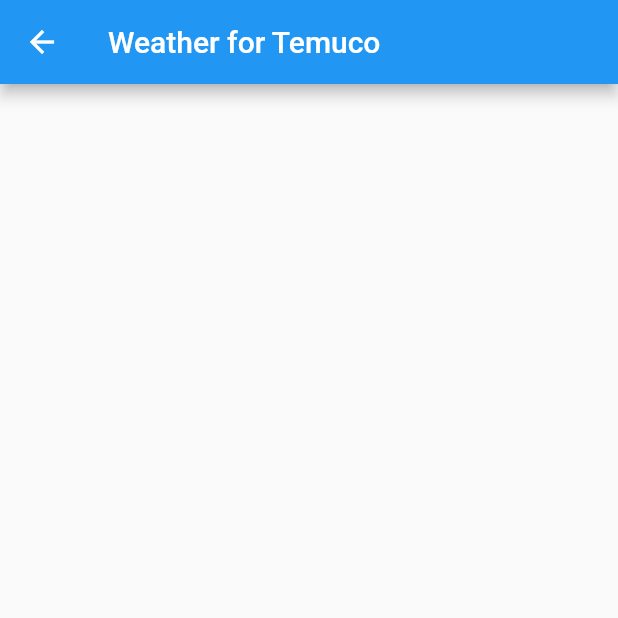
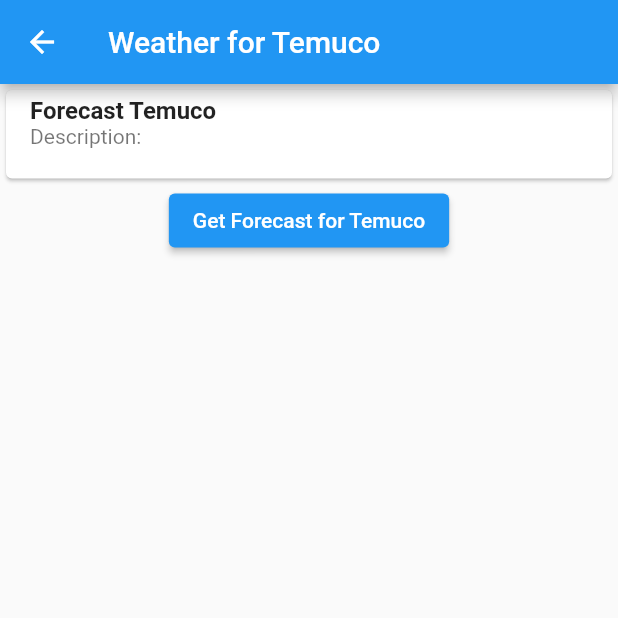
Before and after one commit to ecalvadi/weather-app, a Flutter app: the WeatherPage screen opened by its route, on a phone screen of 412 x 824 dp, the top half of it. Run offline on Flutter 3.47's test engine with Material 2 defaults, Android fonts, the phone set to English and light mode, and no system bars; our stand-ins replace dio, flutter_clean_architecture; accounts and stored records are empty.

Commit message:
Upade presenter data on weather view

```diff
--- a/lib/src/app/pages/weather/weather_controller.dart
+++ b/lib/src/app/pages/weather/weather_controller.dart
@@ -2,11 +2,63 @@ import 'package:flutter/material.dart';
 
 import 'package:flutter_clean_architecture/flutter_clean_architecture.dart';
 
+import 'package:weather_app/src/app/pages/weather/weather_presenter.dart';
+import 'package:weather_app/src/domain/entities/forecast.dart';
+
 class WeatherController extends Controller {
-  WeatherController() : super();
+  static String city = 'Temuco';
+  Forecast? _forecast;
+
+  Forecast? get forecast => _forecast;
+
+  final WeatherPresenter weatherPresenter;
+
+  WeatherController(forecastRepo)
+      : weatherPresenter = WeatherPresenter(forecastRepo),
+        super();
 
   @override
   void initListeners() {
-    // TODO: implement initListeners
+    weatherPresenter.getForecastOnNext = (Forecast forecast) {
+      print(forecast.id);
+      _forecast = forecast;
+      refreshUI();
+    };
+
+    weatherPresenter.getForecastOnComplete = () {
+      print('Forecast Retriverd');
+      refreshUI();
+    };
+
+    weatherPresenter.getForecastOnError = (e) {
+      print('Could not retrieve forecast.');
+      ScaffoldMessenger.of(getContext()).showSnackBar(
+        SnackBar(
+          content: Text(e.message),
+        ),
+      );
+      _forecast = null;
+      refreshUI();
+    };
+  }
+
+  void getForecast() {
+    weatherPresenter.getForecast(city);
+    refreshUI();
+  }
+
+  @override
+  void onResumed() => print('On resumed');
+
+  @override
+  void onReassembled() => print('View is about to be reassembled');
+
+  @override
+  void onDeactivated() => print('View is about to be deactivated');
+
+  @override
+  void onDisposed() {
+    weatherPresenter.dispose();
+    super.onDisposed();
   }
 }
--- a/lib/src/app/pages/weather/weather_presenter.dart
+++ b/lib/src/app/pages/weather/weather_presenter.dart
@@ -0,0 +1,46 @@
+import 'package:flutter_clean_architecture/flutter_clean_architecture.dart';
+
+import 'package:weather_app/src/domain/usecases/get_forecast_usecase.dart';
+
+class WeatherPresenter extends Presenter {
+  late Function getForecastOnNext;
+  late Function getForecastOnComplete;
+  late Function getForecastOnError;
+
+  final GetForecastUseCase getForecastUseCase;
+  WeatherPresenter(forecastRepo)
+      : getForecastUseCase = GetForecastUseCase(forecastRepo);
+
+  void getForecast(String city) {
+    getForecastUseCase.execute(
+      _GetForecastUseCaseObserver(this),
+      GetForecastUseCaseParams(city),
+    );
+  }
+
+  @override
+  void dispose() => getForecastUseCase.dispose();
+}
+
+class _GetForecastUseCaseObserver extends Observer<GetForecastUseCaseResponse> {
+  final WeatherPresenter presenter;
+  _GetForecastUseCaseObserver(this.presenter);
+
+  @override
+  void onComplete() {
+    assert(presenter.getForecastOnComplete != null);
+    presenter.getForecastOnComplete();
+  }
+
+  @override
+  void onError(e) {
+    assert(presenter.getForecastOnError != null);
+    presenter.getForecastOnError(e);
+  }
+
+  @override
+  void onNext(GetForecastUseCaseResponse? response) {
+    assert(presenter.getForecastOnNext != null);
+    presenter.getForecastOnNext(response!.forecast);
+  }
+}
--- a/lib/src/app/pages/weather/weather_view.dart
+++ b/lib/src/app/pages/weather/weather_view.dart
@@ -1,9 +1,11 @@
 import 'package:flutter/material.dart';
+import 'package:flutter/painting.dart';
 import 'package:flutter/widgets.dart';
 
 import 'package:flutter_clean_architecture/flutter_clean_architecture.dart';
 
 import 'package:weather_app/src/app/pages/weather/weather_controller.dart';
+import 'package:weather_app/src/data/repositories/dio_weather_repository.dart';
 
 class WeatherPage extends View {
   static String route = '/weather/temuco';
@@ -11,11 +13,11 @@ class WeatherPage extends View {
   WeatherPage({Key? key}) : super(key: key);
 
   @override
-  _HomePageState createState() => _HomePageState();
+  _WeatherPageState createState() => _WeatherPageState();
 }
 
-class _HomePageState extends ViewState<WeatherPage, WeatherController> {
-  _HomePageState() : super(WeatherController());
+class _WeatherPageState extends ViewState<WeatherPage, WeatherController> {
+  _WeatherPageState() : super(WeatherController(DioWeatherRepository()));
 
   @override
   Widget get view {
@@ -24,6 +26,41 @@ class _HomePageState extends ViewState<WeatherPage, WeatherController> {
       appBar: AppBar(
         title: Text("Weather for Temuco"),
       ),
+      body: Center(
+        child: Column(
+          mainAxisAlignment: MainAxisAlignment.start,
+          children: <Widget>[
+            ControlledWidgetBuilder<WeatherController>(
+                builder: (context, controller) {
+              String description = controller.forecast == null
+                  ? ''
+                  : controller.forecast!.weather!.first.description;
+              return Card(
+                child: ListTile(
+                  title: Text(
+                    'Forecast Temuco',
+                    style: TextStyle(
+                      fontWeight: FontWeight.bold,
+                    ),
+                  ),
+                  subtitle: Text('Description: $description\n'),
+                ),
+              );
+            }),
+            ControlledWidgetBuilder<WeatherController>(
+              builder: (context, controller) {
+                return ElevatedButton(
+                  onPressed: () => controller.getForecast(),
+                  child: Text(
+                    'Get Forecast for Temuco',
+                    style: TextStyle(color: Colors.white),
+                  ),
+                );
+              },
+            ),
+          ],
+        ),
+      ),
     );
   }
 }
--- a/lib/src/data/repositories/dio_weather_repository.dart
+++ b/lib/src/data/repositories/dio_weather_repository.dart
@@ -15,9 +15,12 @@ class DioWeatherRepository extends ForecastRepository {
     try {
       var response = await Dio().get(
           "http://api.openweathermap.org/data/2.5/weather?q=Temuco,cl&APPID=b5245cd9e0962e3e345f74872968d116");
+      print(response.statusCode);
       if (response.statusCode == 200) {
-        print(response.data);
-        forecast = Forecast.fromJson(json.decode(response.data));
+        //print(response.data);
+        //Map<String, dynamic> data = json.decode(response.data);
+        //print(data);
+        forecast = Forecast.fromJson(response.data);
       } else {
         forecast = Forecast(id: 0);
       }
--- a/lib/src/domain/entities/forecast.dart
+++ b/lib/src/domain/entities/forecast.dart
@@ -19,7 +19,7 @@ class Forecast {
   final Wind? wind;
   final Cloud? clouds;
   final int? dt;
-  final WeatherSys? sys;
+  //final WeatherSys? sys;
   final int? timezone;
   final int id;
   final String? name;
@@ -34,7 +34,7 @@ class Forecast {
     this.wind,
     this.clouds,
     this.dt,
-    this.sys,
+    //this.sys,
     this.timezone,
     required this.id,
     this.name,
--- a/lib/src/domain/usecases/get_forecast_usecase.dart
+++ b/lib/src/domain/usecases/get_forecast_usecase.dart
@@ -19,7 +19,7 @@ class GetForecastUseCase
     try {
       //TODO: pass city in the future
       final Forecast forecast = await forecastRepository.getForecast();
-      print('The city is: ${forecast.name}');
+      print('The Forecast id is: ${forecast.id}');
       controller.add(GetForecastUseCaseResponse(forecast));
       logger.finest('GetForecastUseCase successful.');
       controller.close();
```
Also changed, not shown: lib/src/domain/entities/forecast.g.dart.
